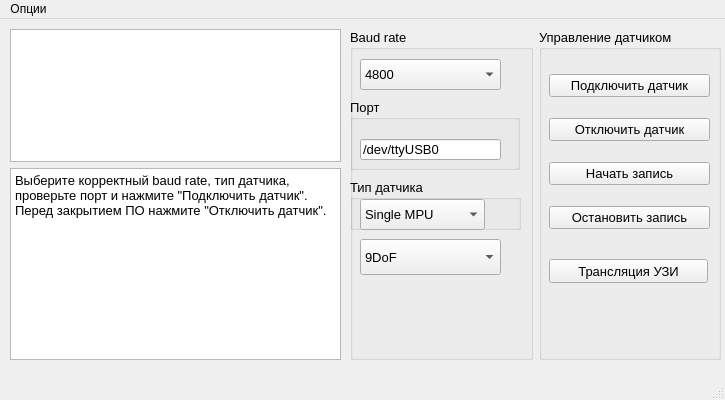
Qt form utils/GUI/app.ui (kirilltarasov99/witmotionconnect) before a commit.
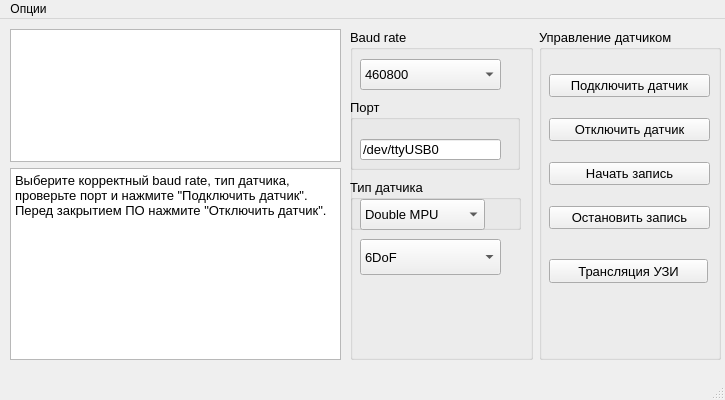
The same form after that commit.

Commit message: set default parameters, add os check

What changed in the file:
```diff
--- a/utils/GUI/app.ui
+++ b/utils/GUI/app.ui
@@ -62,6 +62,9 @@
             <pointsize>10</pointsize>
            </font>
           </property>
+          <property name="currentIndex">
+           <number>7</number>
+          </property>
           <item>
            <property name="text">
             <string>4800</string>
@@ -168,6 +171,9 @@
              <height>31</height>
             </rect>
            </property>
+           <property name="currentIndex">
+            <number>1</number>
+           </property>
            <item>
             <property name="text">
              <string>Single MPU</string>
@@ -194,6 +200,9 @@
             <height>36</height>
            </rect>
           </property>
+          <property name="currentIndex">
+           <number>2</number>
+          </property>
           <item>
            <property name="text">
             <string>9DoF</string>
```
Left out of the diff: 2 changed lines with no effect on the pictures. The commit also changes 1 other file.
